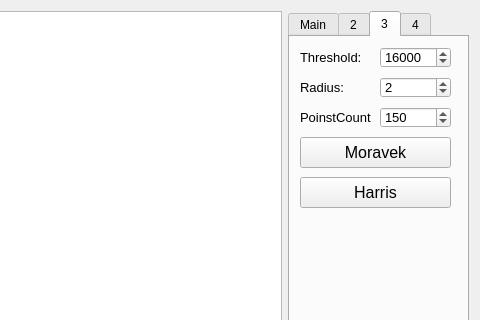
faystmax/ComputerVision, file Gui/mainwindow.ui: the form before one commit; both pictures show x 521 to 1001 and y 0 to 320 of the 1001 by 524 pixel window.
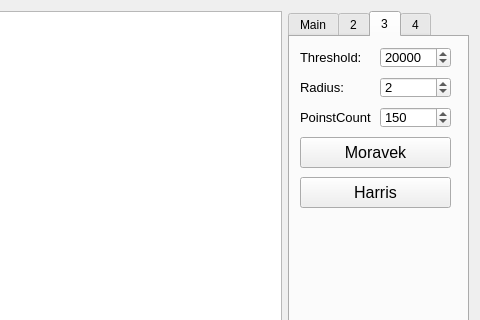
The form after the commit. The open tabs and pages were chosen to show the change. Icons and pictures are not drawn.

The edit to the form file:
```diff
--- a/Gui/mainwindow.ui
+++ b/Gui/mainwindow.ui
@@ -573,7 +573,7 @@
          <number>1200000</number>
         </property>
         <property name="value">
-         <number>16000</number>
+         <number>20000</number>
         </property>
        </widget>
        <widget class="QPushButton" name="moravekButton">
```
